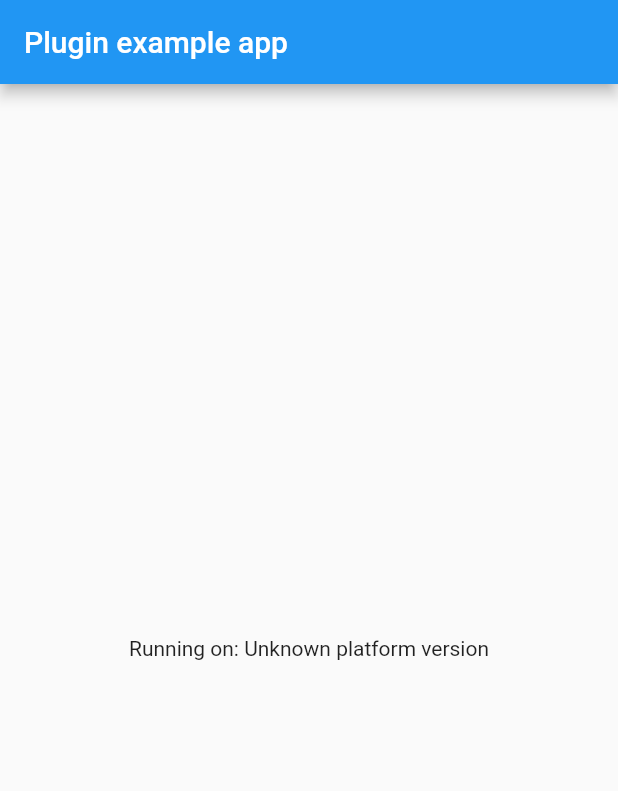
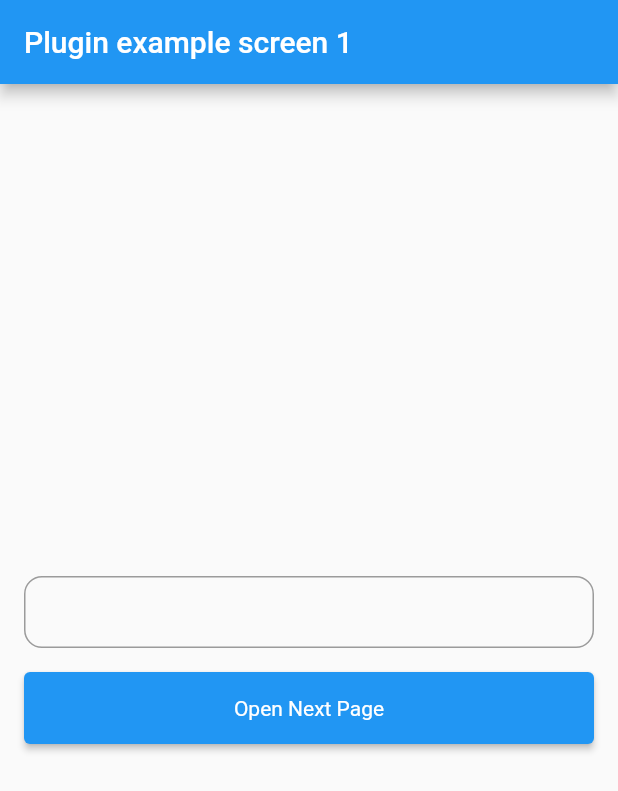
Before and after one commit to jay-xa/fnol_plugin, a Flutter app: the screen it shows after launch, on a phone screen of 412 x 824 dp. Shown: the top 791 px of the screen. Run offline on Flutter 3.47's test engine with Material 2 defaults, Android fonts, the phone set to English and light mode, and no system bars; our stand-ins replace plugin_platform_interface; missing offline and left inert: dart:html.

Commit message:
Input and button flow added

```diff
--- a/example/lib/main.dart
+++ b/example/lib/main.dart
@@ -1,8 +1,5 @@
 import 'package:flutter/material.dart';
-import 'dart:async';
-
-import 'package:flutter/services.dart';
-import 'package:fnol_plugin/fnol_plugin.dart';
+import 'package:fnol_plugin_example/plugin_sample_screen.dart';
 
 void main() {
   runApp(const MyApp());
@@ -16,49 +13,48 @@ class MyApp extends StatefulWidget {
 }
 
 class _MyAppState extends State<MyApp> {
-  String _platformVersion = 'Unknown';
-  final _fnolPlugin = FnolPlugin();
-
-  @override
-  void initState() {
-    super.initState();
-    initPlatformState();
-  }
-
-  // Platform messages are asynchronous, so we initialize in an async method.
-  Future<void> initPlatformState() async {
-    String platformVersion;
-    // Platform messages may fail, so we use a try/catch PlatformException.
-    // We also handle the message potentially returning null.
-    try {
-      platformVersion =
-          await _fnolPlugin.getPlatformVersion() ?? 'Unknown platform version';
-    } on PlatformException {
-      platformVersion = 'Failed to get platform version.';
-    }
-
-    // If the widget was removed from the tree while the asynchronous platform
-    // message was in flight, we want to discard the reply rather than calling
-    // setState to update our non-existent appearance.
-    if (!mounted) return;
-
-    setState(() {
-      _platformVersion = platformVersion;
-    });
-  }
-
   @override
   Widget build(BuildContext context) {
     return MaterialApp(
         debugShowCheckedModeBanner: false,
         home: Scaffold(
-            appBar: AppBar(title: const Text('Plugin example app')),
+            appBar: AppBar(title: const Text('Plugin example screen 1')),
             body: Column(
               crossAxisAlignment: CrossAxisAlignment.stretch,
               mainAxisAlignment: MainAxisAlignment.center,
               children: [
-                Text('Running on: $_platformVersion\n',
-                    textAlign: TextAlign.center)
+                Padding(
+                    padding: const EdgeInsets.symmetric(horizontal: 16),
+                    child: TextField(
+                        decoration: InputDecoration(
+                            contentPadding: const EdgeInsets.symmetric(
+                                horizontal: 12, vertical: 8),
+                            disabledBorder: OutlineInputBorder(
+                                borderRadius: BorderRadius.circular(12),
+                                borderSide: const BorderSide(
+                                    color: Colors.blue, width: 1)),
+                            border: OutlineInputBorder(
+                                borderRadius: BorderRadius.circular(12),
+                                borderSide: const BorderSide(
+                                    color: Colors.blue, width: 1))))),
+                const SizedBox(height: 16),
+                Padding(
+                    padding: const EdgeInsets.symmetric(horizontal: 16),
+                    child: ElevatedButton(
+                        onPressed: () {
+                          Navigator.push(
+                              context,
+                              MaterialPageRoute(
+                                  builder: (BuildContext context) =>
+                                      const PluginSampleScreen()));
+                        },
+                        style: ElevatedButton.styleFrom(
+                            padding: const EdgeInsets.symmetric(
+                                horizontal: 16, vertical: 16)),
+                        child: const Text('Open Next Page',
+                            style: TextStyle(
+                                color: Colors.white,
+                                fontWeight: FontWeight.normal))))
               ],
             )));
   }
```
Also changed, not shown: example/lib/plugin_sample_screen.dart (added, +50 -0 lines).
